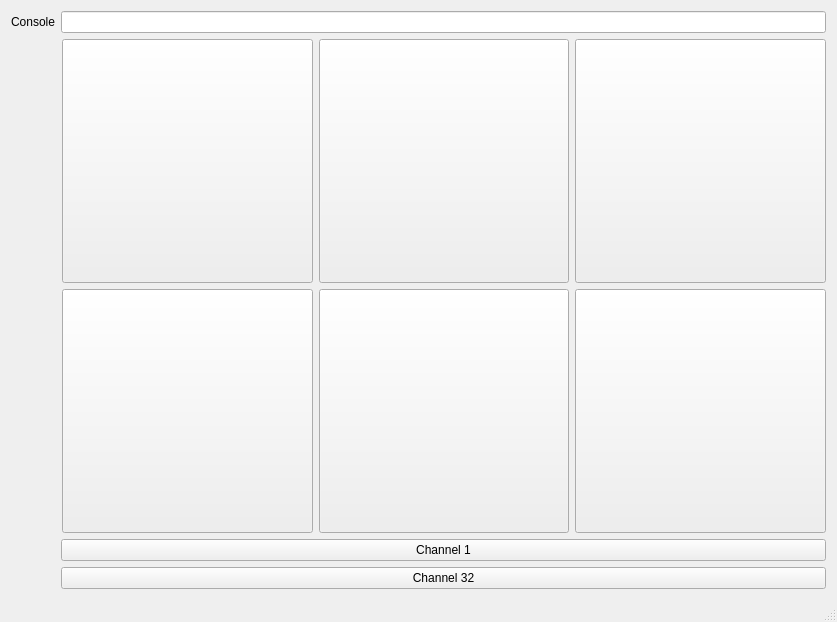
The window that app/mainwindow.ui (sammy8806/x32-footswitch) describes before a commit, drawn with Qt 5.
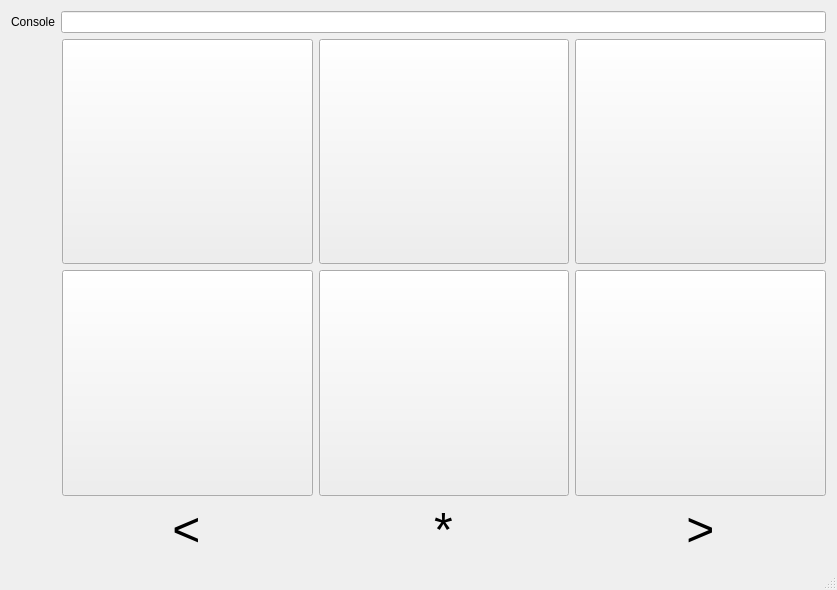
The same window after the commit.

```diff
--- a/app/mainwindow.ui
+++ b/app/mainwindow.ui
@@ -7,7 +7,7 @@
     <x>0</x>
     <y>0</y>
     <width>837</width>
-    <height>622</height>
+    <height>590</height>
    </rect>
   </property>
   <property name="sizePolicy">
@@ -216,24 +216,53 @@
      </layout>
     </item>
     <item row="2" column="1">
-     <widget class="QPushButton" name="chan01">
-      <property name="enabled">
-       <bool>true</bool>
+     <layout class="QHBoxLayout" name="horizontalLayout">
+      <item>
+       <widget class="QLabel" name="arrLeft">
+        <property name="font">
+         <font>
+          <pointsize>36</pointsize>
+         </font>
       </property>
       <property name="text">
-       <string>Channel 1</string>
-      </property>
-     </widget>
-    </item>
-    <item row="3" column="1">
-     <widget class="QPushButton" name="chan32">
-      <property name="enabled">
-       <bool>true</bool>
+         <string>&lt;html&gt;&lt;head/&gt;&lt;body&gt;&lt;p&gt;&amp;lt;&lt;/p&gt;&lt;/body&gt;&lt;/html&gt;</string>
+        </property>
+        <property name="alignment">
+         <set>Qt::AlignCenter</set>
+        </property>
+       </widget>
+      </item>
+      <item>
+       <widget class="QLabel" name="dot">
+        <property name="font">
+         <font>
+          <pointsize>36</pointsize>
+         </font>
       </property>
       <property name="text">
-       <string>Channel 32</string>
-      </property>
-     </widget>
+         <string>*</string>
+        </property>
+        <property name="alignment">
+         <set>Qt::AlignCenter</set>
+        </property>
+       </widget>
+      </item>
+      <item>
+       <widget class="QLabel" name="arrRight">
+        <property name="font">
+         <font>
+          <pointsize>36</pointsize>
+         </font>
+        </property>
+        <property name="text">
+         <string>&gt;</string>
+        </property>
+        <property name="alignment">
+         <set>Qt::AlignCenter</set>
+        </property>
+       </widget>
+      </item>
+     </layout>
     </item>
    </layout>
   </widget>
```
Lines whose indentation alone changed are shown as unchanged.
